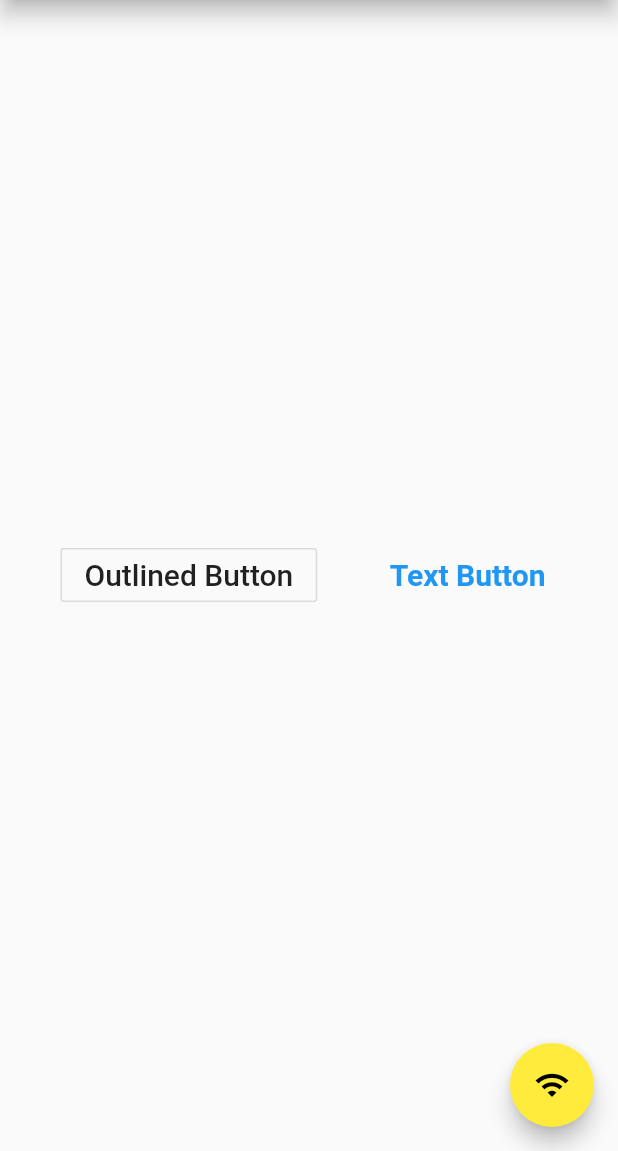
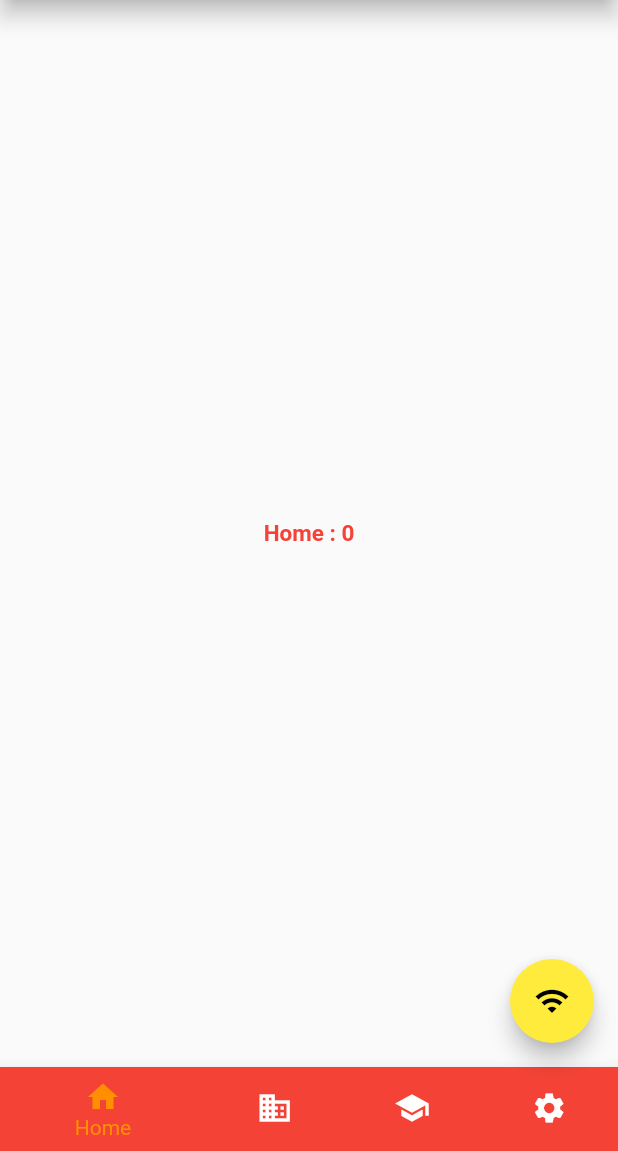
Before and after one commit to kumarkd69/widgetdemo, a Flutter app: the screen it shows after launch, after a tap on the "wifi" icon, on a phone screen of 412 x 824 dp, the part 85-1236 px from its top. Run offline on Flutter 3.47's test engine with Material 2 defaults, Android fonts, the phone set to English and light mode, and no system bars.

Commit message:
last session 20-04-2021

```diff
--- a/lib/main.dart
+++ b/lib/main.dart
@@ -1,5 +1,5 @@
 import 'package:flutter/material.dart';
-import 'package:google_fonts/google_fonts.dart';
+// import 'package:google_fonts/google_fonts.dart';
 
 void main() {
   runApp(MyApp());
@@ -21,7 +21,6 @@
 
 class MyHomePage extends StatefulWidget {
   MyHomePage({Key key, this.title}) : super(key: key);
-
   final String title;
 
   @override
@@ -30,9 +29,65 @@
 
 class _MyHomePageState extends State<MyHomePage> {
   int counter = 0;
+
+  int _selectedIndex = 0;
+  static const TextStyle optionStyle =
+      TextStyle(fontSize: 15.0, fontWeight: FontWeight.bold, color: Colors.red);
+  static const List<Widget> _widgetOptions = <Widget>[
+    Text(
+      'Home : 0',
+      style: optionStyle,
+    ),
+    Text(
+      'Business : 1',
+      style: optionStyle,
+    ),
+    Text(
+      'School : 2',
+      style: optionStyle,
+    ),
+    Text(
+      'Settings : 3',
+      style: optionStyle,
+    ),
+  ];
   @override
   Widget build(BuildContext context) {
     return Scaffold(
+      bottomNavigationBar: BottomNavigationBar(
+        items: const <BottomNavigationBarItem>[
+          BottomNavigationBarItem(
+            icon: Icon(Icons.home),
+            label: 'Home',
+            backgroundColor: Colors.red,
+          ),
+          BottomNavigationBarItem(
+            icon: Icon(Icons.business),
+            label: 'Home',
+            backgroundColor: Colors.red,
+          ),
+          BottomNavigationBarItem(
+            icon: Icon(Icons.school),
+            label: 'Home',
+            backgroundColor: Colors.red,
+          ),
+          BottomNavigationBarItem(
+            icon: Icon(Icons.settings),
+            label: 'Home',
+            backgroundColor: Colors.red,
+          ),
+        ],
+        currentIndex: _selectedIndex,
+        onTap: _onItemTapped,
+        selectedItemColor: Colors.amber[800],
+      ),
+      appBar: AppBar(
+        title: Text(widget.title),
+        elevation: 6.0,
+      ),
+      body: Center(
+        child: _widgetOptions.elementAt(_selectedIndex),
+      ),
       floatingActionButton: FloatingActionButton(
         onPressed: () {
           setState(() {
@@ -46,77 +101,13 @@
         elevation: 6.0,
         focusColor: Colors.amber,
       ),
-      appBar: AppBar(
-        title: Text(widget.title),
-        elevation: 6.0,
-      ),
-      body: Center(
-        child: Row(
-          mainAxisAlignment: MainAxisAlignment.spaceEvenly,
-          crossAxisAlignment: CrossAxisAlignment.center,
-          children: <Widget>[
-            // Text(
-            //   '$counter',
-            //   style: GoogleFonts.roboto(
-            //     fontSize: 30.0,
-            //     fontWeight: FontWeight.bold,
-            //     color: Colors.blue,
-            //   ),
-            // ),
-            // RaisedButton(
-            //   color: Colors.amber,
-            //   onPressed: () {
-            //     setState(() {
-            //       counter = counter + 1;
-            //     });
-            //     print('Raised button clicked');
-            //   },
-            //   child: Text(
-            //     'Click Raised Button',
-            //     style: GoogleFonts.roboto(
-            //       fontSize: 20,
-            //       color: Colors.black,
-            //     ),
-            //   ),
-            // ),
-            // ElevatedButton(
-            //   onPressed: () {
-            //     print('Elevated button clicked');
-            //   },
-            //   child: Text(
-            //     'Click Elevated Button',
-            //   ),
-            // ),
-            // IconButton(
-            //   onPressed: () {
-            //     print('Icon Button Clicked');
-            //   },
-            //   icon: Icon(Icons.favorite_border_sharp),
-            // ),
-            OutlineButton(
-              onPressed: () {},
-              child: Text(
-                'Outlined Button',
-                style: GoogleFonts.roboto(
-                  fontSize: 20.0,
-                ),
-              ),
-              focusColor: Colors.blue,
-              hoverColor: Colors.blue,
-            ),
-            TextButton(
-              onPressed: () {},
-              child: Text(
-                'Text Button',
-                style: GoogleFonts.roboto(
-                  fontSize: 20.0,
-                  fontWeight: FontWeight.bold,
-                ),
-              ),
-            ),
-          ],
-        ),
-      ),
     );
   }
+
+  void _onItemTapped(int index) {
+    setState(() {
+      _selectedIndex = index;
+
+    });
+  }
 }
```
